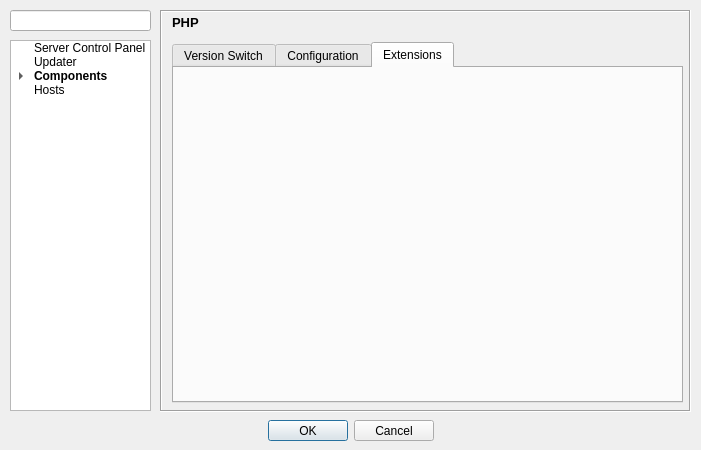
The window that src/config/configurationdialog.ui (WPN-XM/server-control-panel) describes before a commit, drawn with Qt 5.
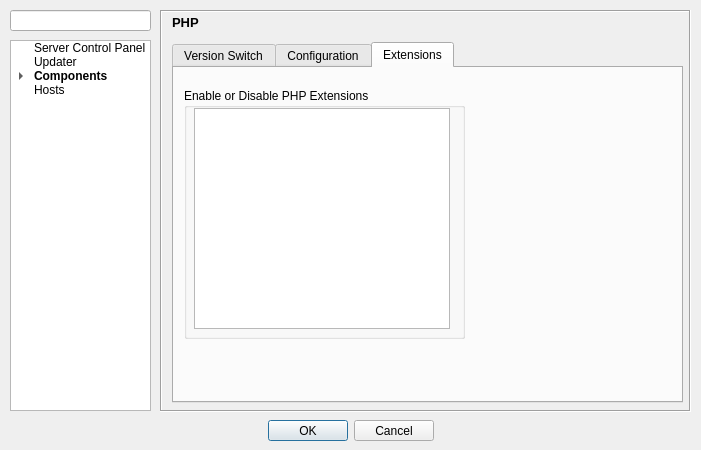
The same window after the commit. The open tabs and pages were chosen to show the change. Icons and pictures are not drawn.

Commit message: implemented PHP Extensions handling via "Configuration > PHP > Extensions"

Patch:
```diff
--- a/src/config/configurationdialog.ui
+++ b/src/config/configurationdialog.ui
@@ -1308,6 +1308,29 @@
       <attribute name="title">
        <string>Extensions</string>
       </attribute>
+      <widget class="QGroupBox" name="groupBox_3">
+       <property name="geometry">
+        <rect>
+         <x>10</x>
+         <y>20</y>
+         <width>281</width>
+         <height>251</height>
+        </rect>
+       </property>
+       <property name="title">
+        <string>Enable or Disable PHP Extensions</string>
+       </property>
+       <widget class="QListWidget" name="php_extensions_listWidget">
+        <property name="geometry">
+         <rect>
+          <x>10</x>
+          <y>20</y>
+          <width>256</width>
+          <height>221</height>
+         </rect>
+        </property>
+       </widget>
+      </widget>
      </widget>
     </widget>
    </widget>
```
Left out of the diff: 4 changed lines with no effect on the pictures. The commit also changes 2 other files.
